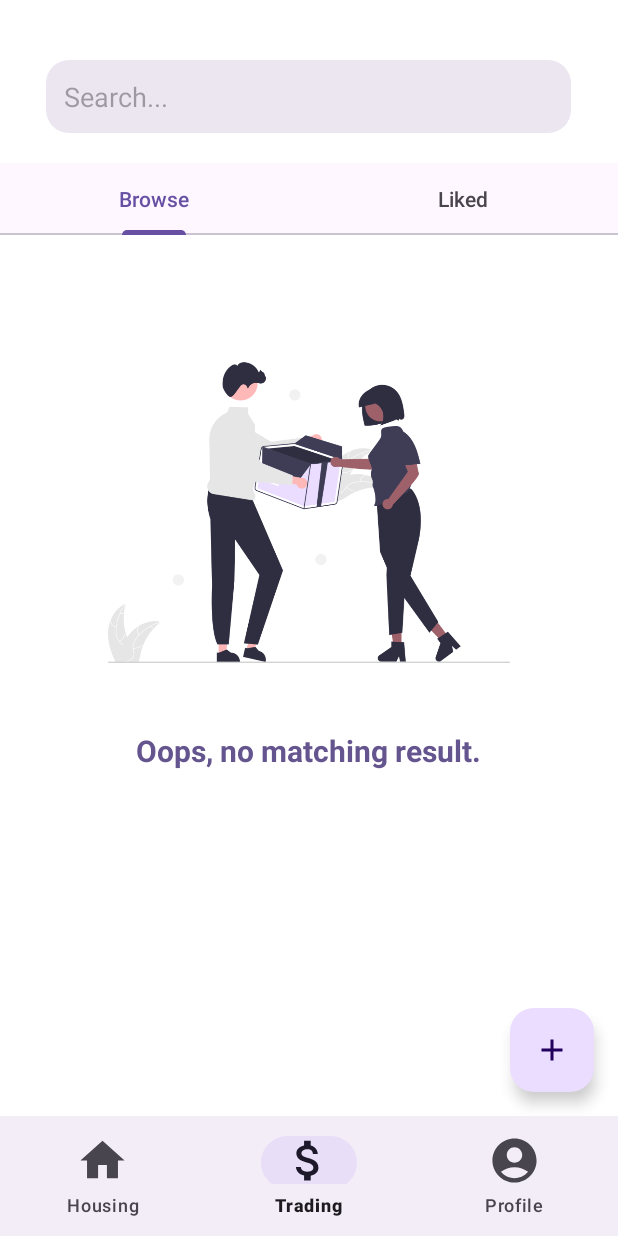
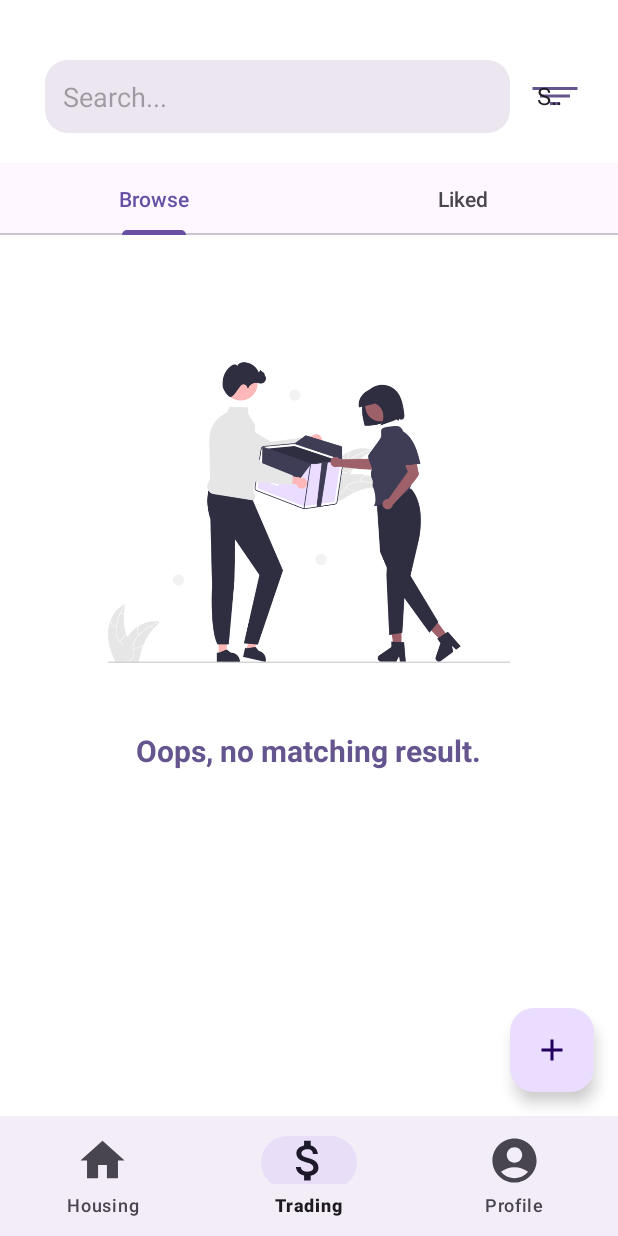
Before and after one commit to e0c0h0o0/MovieinApplication, an Android app built with Jetpack Compose: the screen it shows after launch once a user with an empty profile is signed in (MainActivity), on a phone screen of 412 x 824 dp. Run offline under Robolectric (Android 15) with nearby library versions, the phone set to English and light mode, and no system bars; our stand-ins replace Firebase (no records; nobody signed in at launch, a user with empty details on screens opened directly).

Commit message:
filter by category implemented

```diff
--- a/app/src/main/java/com/cs501finalproj/justmovein/ItemDetailActivity.kt
+++ b/app/src/main/java/com/cs501finalproj/justmovein/ItemDetailActivity.kt
@@ -129,9 +129,9 @@ class ItemDetailActivity :BaseActivity() {
                          fabLike: FloatingActionButton) {
         titleView.text = item.title
         priceView.text = String.format("$%.2f", item.price ?: 0.0)
-        descriptionView.text = "Description: ${item.description}"
-        conditionView.text = "Condition: ${item.condition}"
-        categoryView.text = "Category: ${item.category}"
+        descriptionView.text = "Description:\n${item.description}\n"
+        conditionView.text = "Condition:\n${item.condition}\n"
+        categoryView.text = "Category:\n${item.category}"
 
         // Update for multiple images
         val viewPager = findViewById<ViewPager2>(R.id.image_viewpager)
--- a/app/src/main/java/com/cs501finalproj/justmovein/TradeMainFragment.kt
+++ b/app/src/main/java/com/cs501finalproj/justmovein/TradeMainFragment.kt
@@ -8,8 +8,11 @@ import android.util.Log
 import android.view.LayoutInflater
 import android.view.View
 import android.view.ViewGroup
+import android.widget.AdapterView
+import android.widget.ArrayAdapter
 import android.widget.EditText
 import android.widget.ImageView
+import android.widget.Spinner
 import android.widget.TextView
 import android.widget.Toast
 import androidx.fragment.app.Fragment
@@ -35,6 +38,7 @@ class TradeMainFragment : Fragment() {
     private lateinit var adapter: ItemAdapter
     private lateinit var imgNoResults: ImageView
     private lateinit var txtNoResults: TextView
+    private lateinit var categorySpinner: Spinner
 
     override fun onCreateView(
         inflater: LayoutInflater, container: ViewGroup?,
@@ -57,6 +61,27 @@ class TradeMainFragment : Fragment() {
         imgNoResults = view.findViewById(R.id.imgNoResults)
         txtNoResults = view.findViewById(R.id.txtNoResults)
         databaseReference = FirebaseDatabase.getInstance().getReference("Items")
+        categorySpinner = view.findViewById(R.id.category_spinner)
+
+        val categoryArray = resources.getStringArray(R.array.category_array)
+        val categoryAdapter = ArrayAdapter(requireContext(), android.R.layout.simple_spinner_item, categoryArray)
+
+        categoryAdapter.setDropDownViewResource(android.R.layout.simple_spinner_dropdown_item)
+
+        categorySpinner.adapter = categoryAdapter
+        categorySpinner.prompt = getString(R.string.category_prompt)
+
+        categorySpinner.onItemSelectedListener = object : AdapterView.OnItemSelectedListener {
+            override fun onItemSelected(parent: AdapterView<*>?, view: View?, position: Int, id: Long) {
+                val selectedCategory = parent?.getItemAtPosition(position).toString()
+                filterItemsByCategory(selectedCategory)
+            }
+
+            override fun onNothingSelected(parent: AdapterView<*>?) {
+                adapter.updateItemList(itemList)
+                toggleNoResultsView(itemList.isEmpty())
+            }
+        }
     }
 
     private fun initializeRecyclerView() {
@@ -130,14 +155,24 @@ class TradeMainFragment : Fragment() {
     private fun filterItems(query: String) {
         val filteredList = if (query.isNotEmpty()) {
             itemList.filter {
-                it.title?.contains(query, ignoreCase = true) == true ||
-                        it.description?.contains(query, ignoreCase = true) == true
+                it.title?.contains(query, ignoreCase = true) == true
             }.toMutableList()
         } else {
             itemList
         }
 
         adapter.updateItemList(filteredList)
+        toggleNoResultsView(filteredList.isEmpty())
+    }
+
+    private fun filterItemsByCategory(category: String) {
+        val filteredList = if (category != getString(R.string.category_prompt)) {
+            itemList.filter { it.category == category }.toMutableList()
+        } else {
+            itemList
+        }
+        adapter.updateItemList(filteredList)
+        adapter.notifyDataSetChanged() // Notify adapter of data change
         toggleNoResultsView(filteredList.isEmpty())
     }
 
--- /dev/null
+++ b/app/src/main/res/drawable/ic_filter_list_24.xml
@@ -0,0 +1,5 @@
+<vector xmlns:android="http://schemas.android.com/apk/res/android" android:height="24dp" android:tint="#000000" android:viewportHeight="24" android:viewportWidth="24" android:width="24dp">
+
+    <path android:fillColor="@android:color/white" android:pathData="M10,18h4v-2h-4v2zM3,6v2h18L21,6L3,6zM6,13h12v-2L6,11v2z"/>
+
+</vector>
--- a/app/src/main/res/layout/fragment_trade_main.xml
+++ b/app/src/main/res/layout/fragment_trade_main.xml
@@ -7,11 +7,11 @@
 
     <EditText
         android:id="@+id/search_bar"
-        android:layout_width="350dp"
+        android:layout_width="310dp"
+        android:layout_marginStart="30dp"
         android:layout_height="wrap_content"
         android:hint="@string/search"
         android:inputType="text"
-        android:layout_centerHorizontal="true"
         android:layout_marginTop="40dp"
         android:padding="12dp"
         android:background="@drawable/style_rounded_edittext"/>
@@ -23,6 +23,18 @@
         android:layout_below="@id/search_bar"
         android:layout_marginTop="20dp">
     </com.google.android.material.tabs.TabLayout>
+
+    <Spinner
+        android:id="@+id/category_spinner"
+        android:layout_width="40dp"
+        android:layout_marginStart="10dp"
+        android:layout_marginEnd="20dp"
+        android:layout_height="wrap_content"
+        android:entries="@array/category_array"
+        android:layout_marginTop="52dp"
+        android:background="@drawable/ic_filter_list_24"
+        android:backgroundTint="@color/text"
+        android:layout_toRightOf="@id/search_bar" />
 
     <androidx.recyclerview.widget.RecyclerView
         android:id="@+id/recyclerView"
--- a/app/src/main/res/values/strings.xml
+++ b/app/src/main/res/values/strings.xml
@@ -94,4 +94,5 @@
     <string name="delete_my_account">Delete my account</string>
     <string name="your_listings">Your Listings</string>
     <string name="contact_seller">Contact seller</string>
+    <string name="category_prompt">Select category</string>
 </resources>
```
